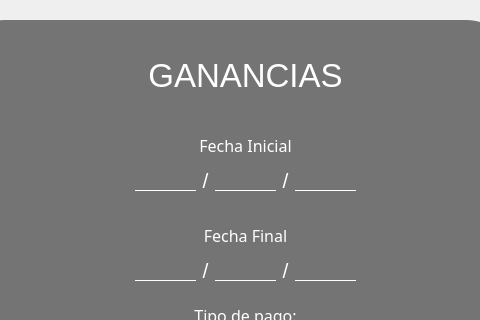
The window that ventanas/consultar_ganancias.ui (LautaroRomero21/Proyecto-CRUD-para-empresa-chica) describes before a commit, drawn with Qt 5; both pictures show x 105 to 585 and y 0 to 320 of the 680 by 579 pixel window.
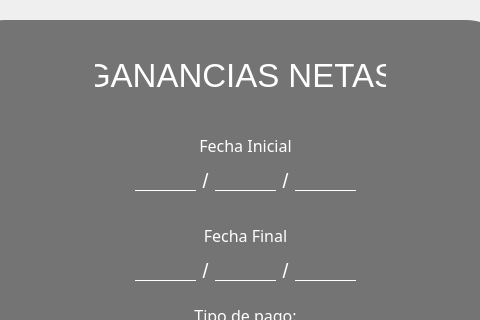
The same window after the commit. Icons and pictures are not drawn.

What changed in the file:
```diff
--- a/ventanas/consultar_ganancias.ui
+++ b/ventanas/consultar_ganancias.ui
@@ -160,9 +160,9 @@
    <widget class="QLabel" name="label_16">
     <property name="geometry">
      <rect>
-      <x>230</x>
+      <x>200</x>
       <y>60</y>
-      <width>241</width>
+      <width>291</width>
       <height>31</height>
      </rect>
     </property>
@@ -184,7 +184,7 @@
 background: none;</string>
     </property>
     <property name="text">
-     <string>GANANCIAS</string>
+     <string>GANANCIAS NETAS</string>
     </property>
     <property name="alignment">
      <set>Qt::AlignCenter</set>
```
